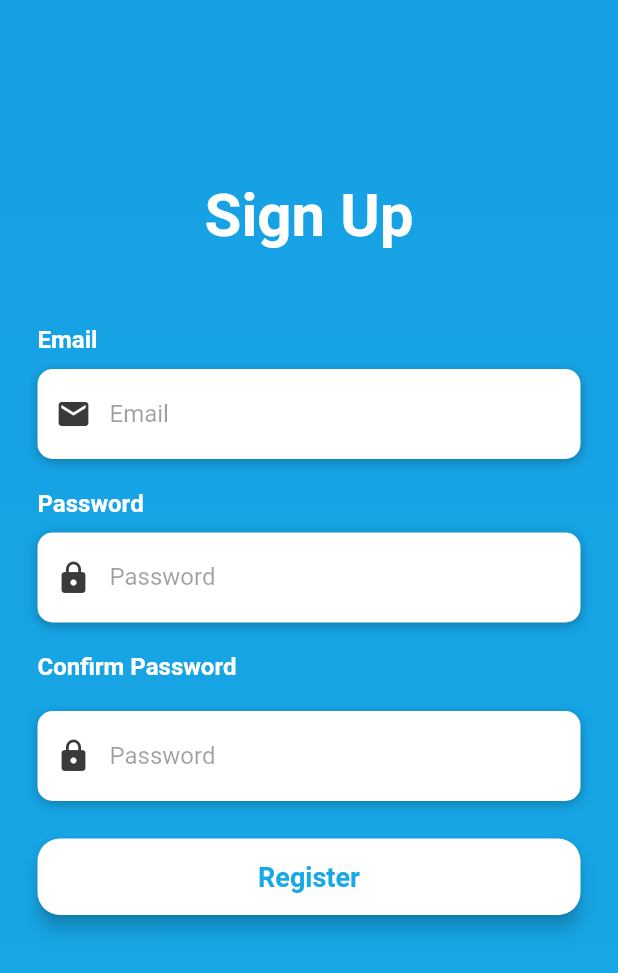
After one commit to shafayiqbal/TRList-App, a Flutter app: the RegisterScreen screen opened directly, after a tap on "Register", on a phone screen of 412 x 824 dp. The commit adds this screen. Shown: the top 973 px of the screen. Run offline on Flutter 3.47's test engine with Material 2 defaults, Android fonts, the phone set to English and light mode, and no system bars; our stand-ins replace shared_preferences; accounts and stored records are empty; network calls fail.

Commit message:
Add files via upload
Updated login and register screen with better functionality

```diff
--- a/flutter-todo-app-master/lib/screens/LoginScreen.dart
+++ b/flutter-todo-app-master/lib/screens/LoginScreen.dart
@@ -4,7 +4,7 @@ import '../constants/colors.dart';
 import 'package:http/http.dart' as http;
 import 'dart:convert';
 
-final String authEndpoint = 'https://example.com/api/auth';
+final String authEndpoint = 'http://127.0.0.1:8000/login';
 
 class LoginScreen extends StatefulWidget {
   @override
@@ -12,20 +12,29 @@ class LoginScreen extends StatefulWidget {
 }
 
 class _LoginScreenState extends State<LoginScreen> {
-  final TextEditingController emailController = TextEditingController();
-  final TextEditingController passwordController = TextEditingController();
-  bool isRememberMe = false;
+  final emailController = TextEditingController();
+  final passwordController = TextEditingController();
+  bool? isRememberMe = false;
 
-  Future<void> check_credentials(String email, String password) async {
-    if (email == "admin" && password == "admin") {
-      Navigator.pushNamed(context, '/home');
+  Future<void> login(String email, String password) async {
+    // final headers = {'Access-Control-Allow-Origin': '*'};
+    final uri = Uri.parse('$authEndpoint?email=$email&password=$password');
+    final response = await http.get(uri);
+
+    if (response.statusCode == 200) {
+      // login success
+      final responseData = jsonDecode(response.body);
+      print("Successful Login");
+      Navigator.pushNamed(context, '/Home');
+      // do something with responseData
     } else {
+      print("Login Failed");
       showDialog(
         context: context,
         builder: (BuildContext context) {
           return AlertDialog(
             title: Text('Error'),
-            content: Text("Invalid email or password"),
+            content: Text("Incorrect email or password"),
             actions: [
               TextButton(
                 child: Text('OK'),
@@ -35,43 +44,8 @@ class _LoginScreenState extends State<LoginScreen> {
           );
         },
       );
-    }
-  }
-
-  Future<void> authenticateUser() async {
-    final http.Response response = await http.post(
-      Uri.parse(authEndpoint),
-      headers: {'Content-Type': 'application/json'},
-      body: jsonEncode({
-        'email': emailController.text,
-        'password': passwordController.text,
-      }),
-    );
-
-    if (response.statusCode == 200) {
-      final Map<String, dynamic> responseBody = jsonDecode(response.body);
-      final String authToken = responseBody['token'];
-      // TODO: Store authToken locally on the device for subsequent requests
-
-      Navigator.pushNamed(context, '/main');
-    } else {
-      final Map<String, dynamic> responseBody = jsonDecode(response.body);
-      final String errorMessage = responseBody['message'];
-      showDialog(
-        context: context,
-        builder: (BuildContext context) {
-          return AlertDialog(
-            title: Text('Error'),
-            content: Text(errorMessage),
-            actions: [
-              TextButton(
-                child: Text('OK'),
-                onPressed: () => Navigator.of(context).pop(),
-              ),
-            ],
-          );
-        },
-      );
+      // login failed
+      // handle error
     }
   }
 
@@ -174,12 +148,12 @@ class _LoginScreenState extends State<LoginScreen> {
                 activeColor: Colors.white,
                 onChanged: (value) {
                   setState(() {
-                    isRememberMe = value ?? false;
+                    isRememberMe = value;
                   });
                 },
               )),
           Text(
-            'Remember Me',
+            'Remeber Me',
             style: TextStyle(color: Colors.white, fontWeight: FontWeight.bold),
           )
         ],
@@ -193,26 +167,7 @@ class _LoginScreenState extends State<LoginScreen> {
         width: double.infinity,
         child: ElevatedButton(
           onPressed: () {
-            // Check if the provided email and password match "admin" and "admin"
-            if (emailController.text == "admin" && passwordController.text == "admin") {
-              Navigator.pushNamed(context, '/home');
-            } else {
-              showDialog(
-                context: context,
-                builder: (BuildContext context) {
-                  return AlertDialog(
-                    title: Text('Error'),
-                    content: Text("Invalid email or password"),
-                    actions: [
-                      TextButton(
-                        child: Text('OK'),
-                        onPressed: () => Navigator.of(context).pop(),
-                      ),
-                    ],
-                  );
-                },
-              );
-            }
+            login(emailController.text, passwordController.text);
           },
           style: ElevatedButton.styleFrom(
             elevation: 5,
@@ -229,7 +184,6 @@ class _LoginScreenState extends State<LoginScreen> {
           ),
         ));
   }
-
 
   Widget buildSignupBtn() {
     return GestureDetector(
@@ -267,11 +221,13 @@ class _LoginScreenState extends State<LoginScreen> {
                     width: double.infinity,
                     decoration: BoxDecoration(
                         gradient: LinearGradient(
-                        begin: Alignment.topCenter,
-                        end: Alignment.bottomCenter,
-                        colors: [
-                          Color(0xFF83E1FF),
-                          Colors.black,
+                            begin: Alignment.topCenter,
+                            end: Alignment.bottomCenter,
+                            colors: [
+                          Color(0xFF16A0E5),
+                          Color(0xFF16A3E5),
+                          Color(0xFF16A5E5),
+                          Color(0xFF16A9E5)
                         ])),
                     child: SingleChildScrollView(
                       physics: AlwaysScrollableScrollPhysics(),
--- /dev/null
+++ b/flutter-todo-app-master/lib/screens/RegisterScreen.dart
@@ -0,0 +1,299 @@
+import 'package:flutter/material.dart';
+import 'package:flutter/services.dart';
+import '../constants/colors.dart';
+import 'dart:convert';
+import 'package:http/http.dart' as http;
+
+final String authEndpoint = 'http://127.0.0.1:8000/add/';
+
+class RegisterScreen extends StatefulWidget {
+  @override
+  _RegisterScreenState createState() => _RegisterScreenState();
+}
+
+class _RegisterScreenState extends State<RegisterScreen> {
+  bool? isRememberMe = false;
+  final TextEditingController _emailController = TextEditingController();
+  final TextEditingController _passwordController = TextEditingController();
+  final TextEditingController _confirmpasswordController =
+      TextEditingController();
+
+  Future<void> registerUser(String email, String password) async {
+    final uri = Uri.parse('$authEndpoint?email=$email&password=$password');
+    final response = await http.get(uri);
+
+    if (response.statusCode == 201) {
+      print('User registered successfully');
+      showDialog(
+        context: context,
+        builder: (BuildContext context) {
+          return AlertDialog(
+            title: Text('Success'),
+            content: Text("User registered successfully."),
+            actions: [
+              TextButton(
+                child: Text('OK'),
+                onPressed: () => Navigator.of(context).pop(),
+              ),
+            ],
+          );
+        },
+      );
+    } else {
+      print('Failed to register user: ${response.statusCode}');
+      showDialog(
+        context: context,
+        builder: (BuildContext context) {
+          return AlertDialog(
+            title: Text('Error'),
+            content: Text("Failed to register user."),
+            actions: [
+              TextButton(
+                child: Text('OK'),
+                onPressed: () => Navigator.of(context).pop(),
+              ),
+            ],
+          );
+        },
+      );
+    }
+  }
+
+  bool checkPasswordMatch(String password, String confirmPassword) {
+    return password == confirmPassword;
+  }
+
+  Widget buildEmail() {
+    return Column(
+      crossAxisAlignment: CrossAxisAlignment.start,
+      children: <Widget>[
+        Text(
+          'Email',
+          style: TextStyle(
+              color: Colors.white, fontSize: 16, fontWeight: FontWeight.bold),
+        ),
+        SizedBox(height: 10),
+        Container(
+            alignment: Alignment.centerLeft,
+            decoration: BoxDecoration(
+                color: Colors.white,
+                borderRadius: BorderRadius.circular(10),
+                boxShadow: [
+                  BoxShadow(
+                      color: Colors.black26,
+                      blurRadius: 6,
+                      offset: Offset(0, 2))
+                ]),
+            height: 60,
+            child: TextField(
+              controller: _emailController,
+              keyboardType: TextInputType.emailAddress,
+              style: TextStyle(color: Colors.black87),
+              decoration: InputDecoration(
+                  border: InputBorder.none,
+                  contentPadding: EdgeInsets.only(top: 14),
+                  prefixIcon: Icon(Icons.email, color: tdBlack),
+                  hintText: 'Email',
+                  hintStyle: TextStyle(color: Colors.black38)),
+            ))
+      ],
+    );
+  }
+
+  Widget buildPassword() {
+    return Column(
+      crossAxisAlignment: CrossAxisAlignment.start,
+      children: <Widget>[
+        Text(
+          'Password',
+          style: TextStyle(
+              color: Colors.white, fontSize: 16, fontWeight: FontWeight.bold),
+        ),
+        SizedBox(height: 10),
+        Container(
+            alignment: Alignment.centerLeft,
+            decoration: BoxDecoration(
+                color: Colors.white,
+                borderRadius: BorderRadius.circular(10),
+                boxShadow: [
+                  BoxShadow(
+                      color: Colors.black26,
+                      blurRadius: 6,
+                      offset: Offset(0, 2))
+                ]),
+            height: 60,
+            child: TextField(
+              controller: _passwordController,
+              obscureText: true,
+              style: TextStyle(color: Colors.black87),
+              decoration: InputDecoration(
+                  border: InputBorder.none,
+                  contentPadding: EdgeInsets.only(top: 14),
+                  prefixIcon: Icon(Icons.lock, color: tdBlack),
+                  hintText: 'Password',
+                  hintStyle: TextStyle(color: Colors.black38)),
+            ))
+      ],
+    );
+  }
+
+  Widget buildConfirmPassword() {
+    return Column(
+      crossAxisAlignment: CrossAxisAlignment.start,
+      children: <Widget>[
+        Text(
+          'Confirm Password',
+          style: TextStyle(
+              color: Colors.white, fontSize: 16, fontWeight: FontWeight.bold),
+        ),
+        SizedBox(height: 20),
+        Container(
+            alignment: Alignment.centerLeft,
+            decoration: BoxDecoration(
+                color: Colors.white,
+                borderRadius: BorderRadius.circular(10),
+                boxShadow: [
+                  BoxShadow(
+                      color: Colors.black26,
+                      blurRadius: 6,
+                      offset: Offset(0, 2))
+                ]),
+            height: 60,
+            child: TextField(
+              controller: _confirmpasswordController,
+              obscureText: true,
+              style: TextStyle(color: Colors.black87),
+              decoration: InputDecoration(
+                  border: InputBorder.none,
+                  contentPadding: EdgeInsets.only(top: 14),
+                  prefixIcon: Icon(Icons.lock, color: tdBlack),
+                  hintText: 'Password',
+                  hintStyle: TextStyle(color: Colors.black38)),
+            ))
+      ],
+    );
+  }
+
+  Widget buildRegisterBtn() {
+    return Container(
+      padding: EdgeInsets.symmetric(vertical: 25),
+      width: double.infinity,
+      child: ElevatedButton(
+        onPressed: () async {
+          String email = _emailController.text.trim();
+          String password = _passwordController.text.trim();
+          String confirmPassword = _confirmpasswordController.text.trim();
+
+          if (password != confirmPassword) {
+            showDialog(
+              context: context,
+              builder: (BuildContext context) {
+                return AlertDialog(
+                  title: Text('Error'),
+                  content: Text("Passwords do not match"),
+                  actions: [
+                    TextButton(
+                      child: Text('OK'),
+                      onPressed: () => Navigator.of(context).pop(),
+                    ),
+                  ],
+                );
+              },
+            );
+            return;
+          } else {
+            await registerUser(email, password);
+          }
+        },
+        style: ElevatedButton.styleFrom(
+          elevation: 5,
+          shape: RoundedRectangleBorder(
+            borderRadius: BorderRadius.circular(15),
+          ),
+          padding: EdgeInsets.all(15),
+          backgroundColor: Colors.white,
+        ),
+        child: Text(
+          'Register',
+          style: TextStyle(
+              color: tdBlue, fontSize: 18, fontWeight: FontWeight.bold),
+        ),
+      ),
+    );
+  }
+
+  // Widget buildRegisterBtn() {
+  //   return Container(
+  //       padding: EdgeInsets.symmetric(vertical: 25),
+  //       width: double.infinity,
+  //       child: ElevatedButton(
+  //         onPressed: () {
+  //           print('Register button pressed');
+
+  //         },
+  //         style: ElevatedButton.styleFrom(
+  //           elevation: 5,
+  //           shape: RoundedRectangleBorder(
+  //             borderRadius: BorderRadius.circular(15),
+  //           ),
+  //           padding: EdgeInsets.all(15),
+  //           backgroundColor: Colors.white,
+  //         ),
+  //         child: Text(
+  //           'Register',
+  //           style: TextStyle(
+  //               color: tdBlue, fontSize: 18, fontWeight: FontWeight.bold),
+  //         ),
+  //       ));
+  // }
+
+  @override
+  Widget build(BuildContext context) {
+    return Scaffold(
+        body: AnnotatedRegion<SystemUiOverlayStyle>(
+            value: SystemUiOverlayStyle.light,
+            child: GestureDetector(
+              child: Stack(children: <Widget>[
+                Container(
+                    height: double.infinity,
+                    width: double.infinity,
+                    decoration: BoxDecoration(
+                        gradient: LinearGradient(
+                            begin: Alignment.topCenter,
+                            end: Alignment.bottomCenter,
+                            colors: [
+                          Color(0xFF16A0E5),
+                          Color(0xFF16A3E5),
+                          Color(0xFF16A5E5),
+                          Color(0xFF16A9E5)
+                        ])),
+                    child: SingleChildScrollView(
+                      physics: AlwaysScrollableScrollPhysics(),
+                      padding: EdgeInsets.symmetric(
+                        horizontal: 25,
+                        vertical: 120,
+                      ),
+                      child: Column(
+                        mainAxisAlignment: MainAxisAlignment.center,
+                        children: <Widget>[
+                          Text(
+                            'Sign Up',
+                            style: TextStyle(
+                                color: Colors.white,
+                                fontSize: 40,
+                                fontWeight: FontWeight.bold),
+                          ),
+                          SizedBox(height: 50),
+                          buildEmail(),
+                          SizedBox(height: 20),
+                          buildPassword(),
+                          SizedBox(height: 20),
+                          buildConfirmPassword(),
+                          buildRegisterBtn(),
+                        ],
+                      ),
+                    ))
+              ]),
+            )));
+  }
+}
```
